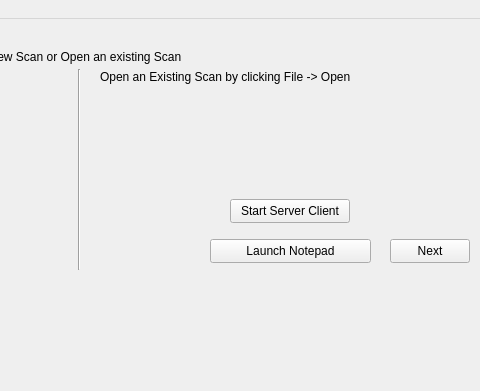
Qt form src/gui/v2-gui-interface/mainwindow.ui (BobbyChiu/senior-design) before a commit; both pictures show x 320 to 800 and y 0 to 391 of the 800 by 600 pixel window.
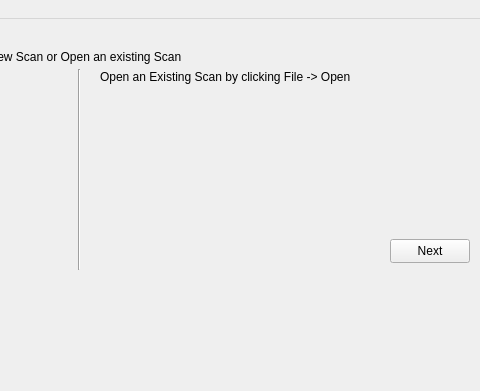
The same form after that commit.

Commit message: Remove syscall button and launch notepad button

Patch:
```diff
--- a/src/gui/v2-gui-interface/mainwindow.ui
+++ b/src/gui/v2-gui-interface/mainwindow.ui
@@ -143,32 +143,6 @@
        <bool>false</bool>
       </property>
      </widget>
-     <widget class="QPushButton" name="openNotepadButton">
-      <property name="geometry">
-       <rect>
-        <x>530</x>
-        <y>200</y>
-        <width>161</width>
-        <height>24</height>
-       </rect>
-      </property>
-      <property name="text">
-       <string>Launch Notepad</string>
-      </property>
-     </widget>
-     <widget class="QPushButton" name="startServerClient">
-      <property name="geometry">
-       <rect>
-        <x>550</x>
-        <y>160</y>
-        <width>120</width>
-        <height>24</height>
-       </rect>
-      </property>
-      <property name="text">
-       <string>Start Server Client</string>
-      </property>
-     </widget>
     </widget>
     <widget class="QWidget" name="page_2">
      <widget class="QLabel" name="label_14">
```
The commit also changes 1 other file.
